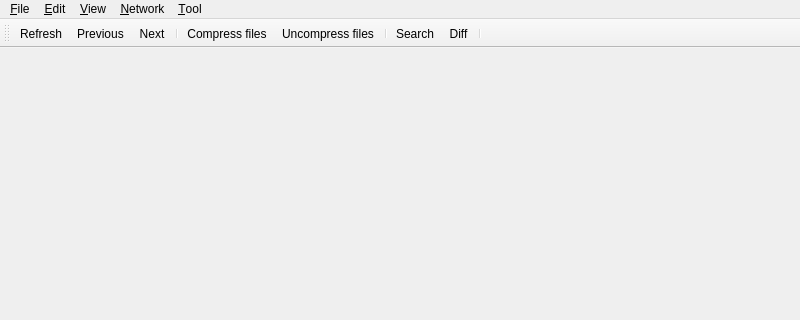
Above: mainwindow.ui from flysnow010/flyscp before the change; both pictures show x 0 to 800 and y 0 to 320 of the 800 by 600 pixel window. Below: the same form after it.
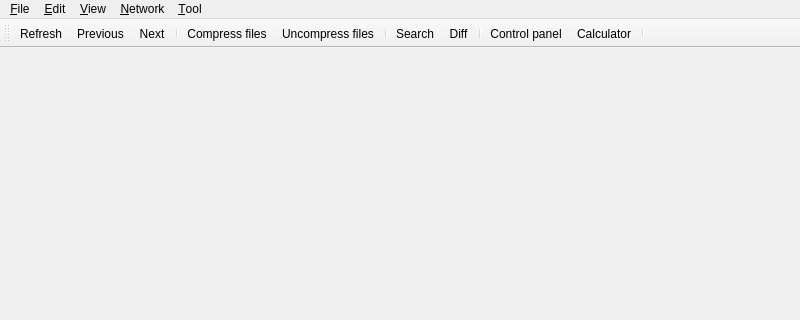
That is the form after the change. Icons and pictures are not drawn.

What changed in the file:
```diff
--- a/mainwindow.ui
+++ b/mainwindow.ui
@@ -107,6 +107,9 @@
    <addaction name="actionSearch"/>
    <addaction name="actionDiff"/>
    <addaction name="separator"/>
+   <addaction name="actionControlPanel"/>
+   <addaction name="actionCalc"/>
+   <addaction name="separator"/>
   </widget>
   <action name="actionConnect">
    <property name="icon">
```
Left out of the diff: 8 changed lines with no effect on the pictures.
